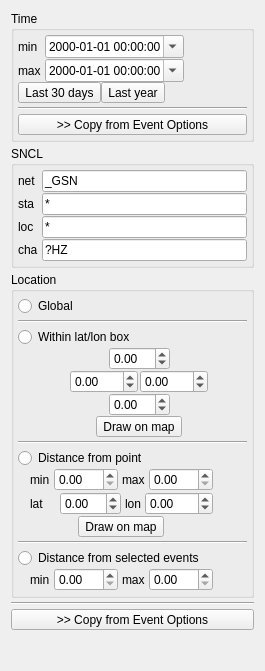
This is pyweed/gui/uic/StationOptionsWidget.ui in iris-edu/pyweed as Qt 5 draws it before an edit. The edited form follows.
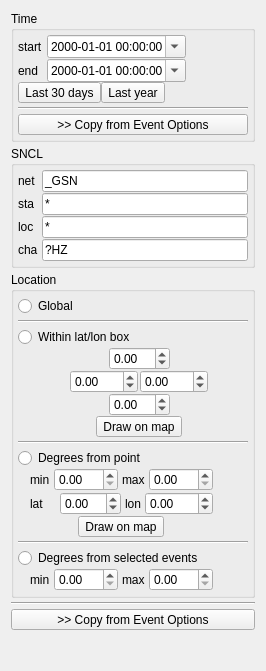
This is the edited form.

Diff of the .ui file:
```diff
--- a/pyweed/gui/uic/StationOptionsWidget.ui
+++ b/pyweed/gui/uic/StationOptionsWidget.ui
@@ -6,7 +6,7 @@
    <rect>
     <x>0</x>
     <y>0</y>
-    <width>265</width>
+    <width>266</width>
     <height>671</height>
    </rect>
   </property>
@@ -63,7 +63,7 @@
           <item row="0" column="0">
            <widget class="QLabel" name="starttimeLabel">
             <property name="text">
-             <string>min</string>
+             <string>start</string>
             </property>
            </widget>
           </item>
@@ -92,7 +92,7 @@
           <item row="1" column="0">
            <widget class="QLabel" name="endtimeLabel">
             <property name="text">
-             <string>max</string>
+             <string>end</string>
             </property>
            </widget>
           </item>
@@ -558,7 +558,7 @@
              <bool>true</bool>
             </property>
             <property name="text">
-             <string>Distance from point</string>
+             <string>Degrees from point</string>
             </property>
            </widget>
           </item>
@@ -736,7 +736,7 @@
              <bool>true</bool>
             </property>
             <property name="text">
-             <string>Distance from selected events</string>
+             <string>Degrees from selected events</string>
             </property>
            </widget>
           </item>
```
